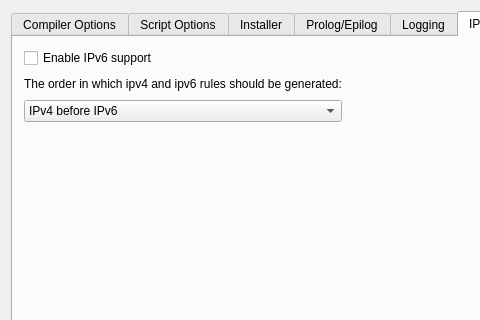
fwbuilder/fwbuilder, file src/gui/iosacladvanceddialog_q.ui: the form before one commit; both pictures show x 0 to 480 and y 0 to 320 of the 713 by 719 pixel window.
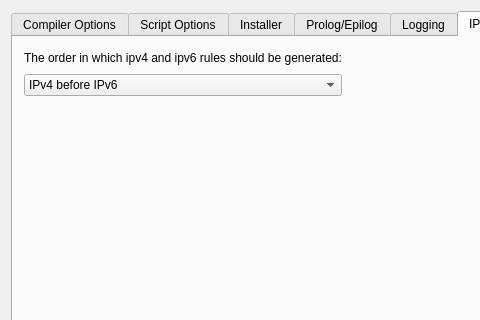
The form after the commit. The open tabs and pages were chosen to show the change.

Commit message: support for ipv6 in fwb_iosacl; support for attribute ipv6 in RuleSet dialog

Patch:
```diff
--- a/src/gui/iosacladvanceddialog_q.ui
+++ b/src/gui/iosacladvanceddialog_q.ui
@@ -1215,13 +1215,6 @@
        <string>IPv6</string>
       </attribute>
       <layout class="QGridLayout" >
-       <item row="0" column="0" >
-        <widget class="QCheckBox" name="ipv6_2" >
-         <property name="text" >
-          <string>Enable IPv6 support</string>
-         </property>
-        </widget>
-       </item>
        <item row="1" column="0" >
         <widget class="QLabel" name="label_2" >
          <property name="text" >
```
Left out of the diff: 2 changed lines with no effect on the pictures. The commit also changes 23 other files.
